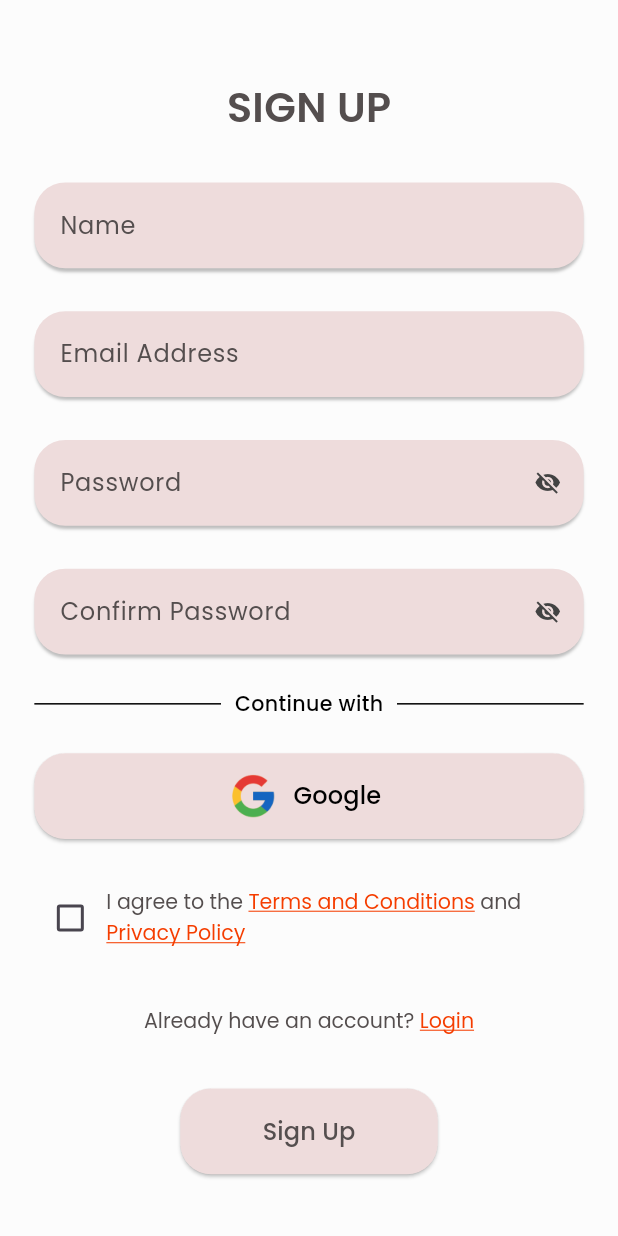
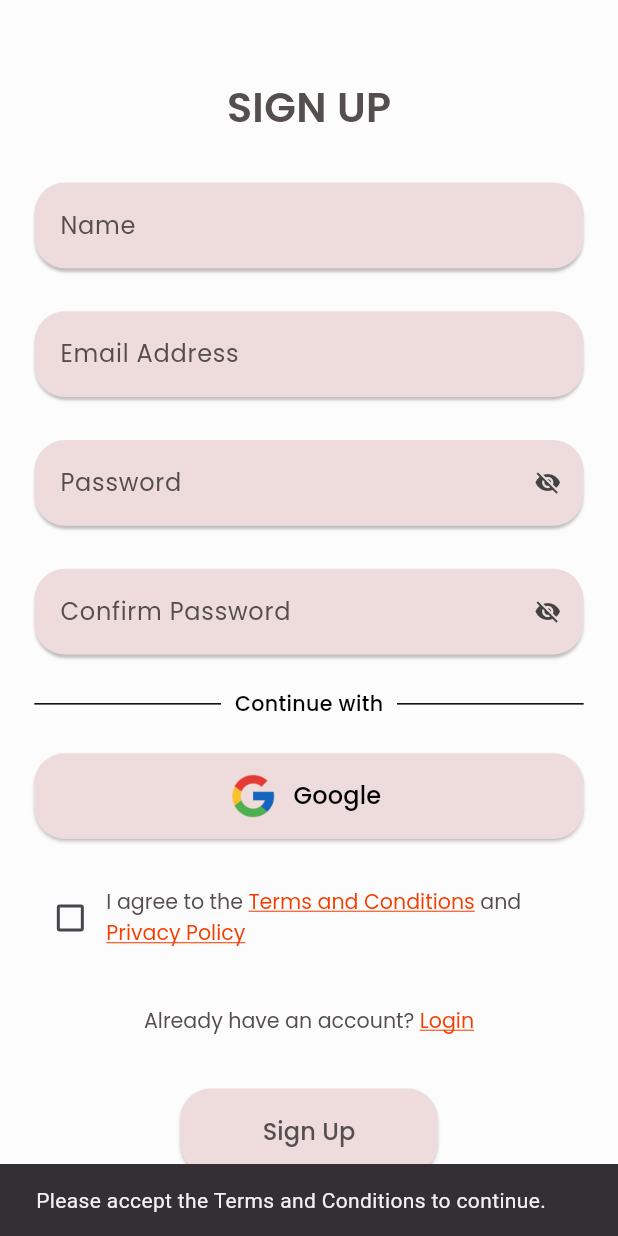
Before and after one commit to andreaBalaba/psb_app, a Flutter app: the SignUpPage screen opened directly, after a tap on "Google", on a phone screen of 412 x 824 dp. Run offline on Flutter 3.47's test engine with Material 3 defaults, Android fonts, the phone set to English and light mode, and no system bars; our stand-ins replace animate_do, camera, cloud_firestore, firebase_auth, firebase_core, firebase_storage and 17 more; missing offline and left inert: tflite_v2; accounts and stored records are empty.

Commit message:
add error handling and modify get my plan page

```diff
--- a/lib/features/authentication/screen/signup_page.dart
+++ b/lib/features/authentication/screen/signup_page.dart
@@ -34,9 +34,35 @@ class _SignUpPageState extends State<SignUpPage> {
 
   bool _isPasswordVisible = false;
   bool _isTermsAccepted = false;
-  final bool _passwordsMatch = true;
+  late bool _passwordsMatch = true;
+  bool _hasTypedInConfirmPassword = false;
 
   double get autoScale => Get.width / 360;
+
+  @override
+  void initState() {
+    super.initState();
+
+    // Add listeners to text controllers
+    _passwordController.addListener(_validatePasswords);
+    _confirmPasswordController.addListener(_validatePasswords);
+  }
+
+  @override
+  void dispose() {
+    // Dispose controllers to avoid memory leaks
+    _passwordController.dispose();
+    _confirmPasswordController.dispose();
+    super.dispose();
+  }
+
+  void _validatePasswords() {
+    setState(() {
+      _passwordsMatch = _passwordController.text ==
+          _confirmPasswordController.text;
+      _hasTypedInConfirmPassword = _confirmPasswordController.text.isNotEmpty;
+    });
+  }
 
   @override
   Widget build(BuildContext context) {
@@ -66,16 +92,25 @@ class _SignUpPageState extends State<SignUpPage> {
                 _buildTextField("Password", _passwordController, true,
                     _passwordFocusNode, _confirmPasswordFocusNode),
                 SizedBox(height: 25 * autoScale),
-                _buildTextField("Confirm Password", _confirmPasswordController,
-                    true, _confirmPasswordFocusNode, null),
-                if (!_passwordsMatch)
+                Column(
+                  crossAxisAlignment: CrossAxisAlignment.start,
+                  children: [
+                    _buildTextField("Confirm Password",
+                        _confirmPasswordController, true, _confirmPasswordFocusNode, null),
+                    if (_hasTypedInConfirmPassword)
                       Padding(
                         padding: EdgeInsets.only(top: 8 * autoScale),
                         child: ReusableText(
-                      text: 'Passwords do not match',
-                      color: AppColors.pSOrangeColor,
+                          text: _passwordsMatch
+                              ? 'Passwords match'
+                              : 'Passwords do not match',
+                          color: _passwordsMatch
+                              ? AppColors.pGreenColor
+                              : AppColors.pSOrangeColor,
                           size: 12 * autoScale,
                         ),
+                      ),
+                  ],
                 ),
                 SizedBox(height: 20 * autoScale),
                 _buildContinueDivider(),
@@ -96,8 +131,7 @@ class _SignUpPageState extends State<SignUpPage> {
     );
   }
 
-  Widget _buildTextField(
-      String hintText,
+  Widget _buildTextField(String hintText,
       TextEditingController controller,
       bool isPasswordField,
       FocusNode currentFocusNode,
@@ -185,17 +219,43 @@ class _SignUpPageState extends State<SignUpPage> {
   final GoogleSignIn _googleSignIn = GoogleSignIn();
 
   Future<void> registerWithGoogle(BuildContext context) async {
-    try {
-      // Attempt to sign in the user with Google
-      final GoogleSignInAccount? googleUser = await _googleSignIn.signIn();
-      if (googleUser == null) {
-        // User canceled the Google sign-in
+    // First check terms and conditions
+    if (!_isTermsAccepted) {
+      ScaffoldMessenger.of(context).showSnackBar(
+        const SnackBar(
+          content: Text('Please accept the Terms and Conditions to continue.'),
+        ),
+      );
       return;
     }
 
+    try {
+      // Attempt to sign in with Google first (shows Google account picker)
+      final GoogleSignInAccount? googleUser = await _googleSignIn.signIn();
+
+      // Check mounted before showing SnackBar
+      if (!mounted) return;
+
+      if (googleUser == null) {
+        // User canceled the Google sign-in
+        ScaffoldMessenger.of(context).showSnackBar(
+          const SnackBar(
+            content: Text('Google sign in cancelled.'),
+          ),
+        );
+        return;
+      }
+
+      // After user selects account, show loading indicator
+      showDialog(
+        context: context,
+        barrierDismissible: false,
+        builder: (context) => const Center(child: CircularProgressIndicator()),
+      );
+
       // Get Google authentication details
-      final GoogleSignInAuthentication googleAuth =
-          await googleUser.authentication;
+      final GoogleSignInAuthentication googleAuth = await googleUser
+          .authentication;
       final AuthCredential credential = GoogleAuthProvider.credential(
         accessToken: googleAuth.accessToken,
         idToken: googleAuth.idToken,
@@ -210,25 +270,43 @@ class _SignUpPageState extends State<SignUpPage> {
         // Check if user is new or existing
         if (userCredential.additionalUserInfo?.isNewUser ?? false) {
           // New user: add additional user info to Firestore
-
-          addUser(user.displayName ?? 'Unknown User', user.email ?? '');
+          await addUser(user.displayName ?? 'Unknown User', user.email ?? '');
           addWeekly();
-
-          // Optionally, navigate to a welcome or setup page for new users
         }
 
+        Navigator.pop(context); // Remove loading indicator
         Get.offAll(() => const GetStarted(),
             transition: Transition.noTransition);
       }
     } on FirebaseAuthException catch (e) {
-      // Handle Firebase-specific errors
+      Navigator.pop(context); // Remove loading indicator
+      String errorMessage = 'Something went wrong. Please try again.';
+
+      switch (e.code) {
+        case 'account-exists-with-different-credential':
+          errorMessage = 'This email is already used with a different account';
+          break;
+        case 'invalid-credential':
+          errorMessage = 'Unable to sign in. Please try again';
+          break;
+        case 'operation-not-allowed':
+          errorMessage = 'Google sign-in is not available right now';
+          break;
+        case 'user-disabled':
+          errorMessage = 'This account has been disabled';
+          break;
+        case 'user-not-found':
+          errorMessage = 'No account found with this email';
+          break;
+      }
+
       ScaffoldMessenger.of(context).showSnackBar(
-        SnackBar(content: Text(e.message ?? "Authentication error")),
+        SnackBar(content: Text(errorMessage)),
       );
-    } on Exception catch (e) {
-      // Handle general errors
+    } catch (e) {
+      Navigator.pop(context); // Remove loading indicator
       ScaffoldMessenger.of(context).showSnackBar(
-        SnackBar(content: Text(e.toString())),
+        const SnackBar(content: Text('Something went wrong. Please try again')),
       );
     }
   }
@@ -238,10 +316,7 @@ class _SignUpPageState extends State<SignUpPage> {
       width: double.infinity,
       height: 50 * autoScale,
       child: ElevatedButton.icon(
-        onPressed: () {
-          // Google sign-in logic here
-          registerWithGoogle(context);
-        },
+        onPressed: () => registerWithGoogle(context),
         icon: Image.asset(
           IconAssets.pGoogleIcon,
           height: 33 * autoScale,
@@ -385,25 +460,42 @@ class _SignUpPageState extends State<SignUpPage> {
 
   register(context) async {
     try {
+      // Validate input fields
+      if (_emailController.text.isEmpty || _passwordController.text.isEmpty ||
+          _usernameController.text.isEmpty) {
+        throw Exception('Please fill in all fields');
+      }
+
       await FirebaseAuth.instance.createUserWithEmailAndPassword(
           email: _emailController.text, password: _passwordController.text);
 
       await FirebaseAuth.instance.signInWithEmailAndPassword(
           email: _emailController.text, password: _passwordController.text);
 
-      // signup(nameController.text, numberController.text, addressController.text,
-      //     emailController.text);
-
       addUser(_usernameController.text, _emailController.text);
       addWeekly();
 
       Get.offAll(() => const GetStarted(), transition: Transition.noTransition);
     } on FirebaseAuthException catch (e) {
-      ScaffoldMessenger.of(context)
-          .showSnackBar(SnackBar(content: Text(e.toString())));
+      String errorMessage;
+      switch (e.code) {
+        case 'weak-password':
+          errorMessage = 'The password provided is too weak';
+          break;
+        case 'email-already-in-use':
+          errorMessage = 'An account already exists for this email';
+          break;
+        case 'invalid-email':
+          errorMessage = 'Please enter a valid email address';
+          break;
+        default:
+          errorMessage = e.message ?? 'An error occurred during registration';
+      }
+      ScaffoldMessenger.of(context).showSnackBar(
+          SnackBar(content: Text(errorMessage)));
     } on Exception catch (e) {
-      ScaffoldMessenger.of(context)
-          .showSnackBar(SnackBar(content: Text(e.toString())));
+      ScaffoldMessenger.of(context).showSnackBar(
+          SnackBar(content: Text(e.toString())));
     }
   }
 }
```
Also changed, not shown: lib/features/assessment/screen/summary_page.dart (+67 -67 lines), lib/features/authentication/screen/login_page.dart (+87 -30 lines). Lines whose indentation alone changed are shown as unchanged.
